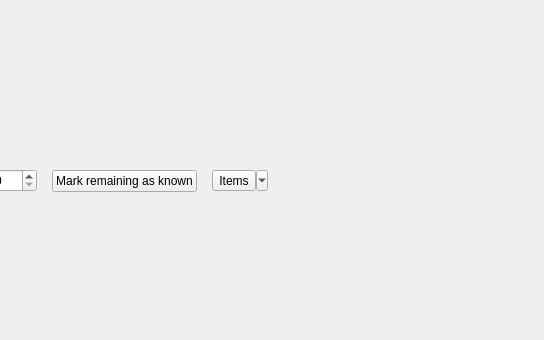
t123/ReadingTool.Python, file qtdesigner/reader.ui: the form before one commit; both pictures show x 175 to 719 and y 0 to 340 of the 719 by 532 pixel window.
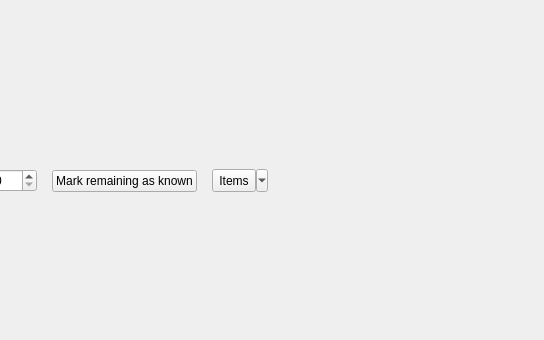
The form after the commit.

The edit to the form file:
```diff
--- a/qtdesigner/reader.ui
+++ b/qtdesigner/reader.ui
@@ -42,6 +42,12 @@
      </property>
      <item row="0" column="3">
       <widget class="QToolButton" name="tbItems">
+       <property name="minimumSize">
+        <size>
+         <width>0</width>
+         <height>23</height>
+        </size>
+       </property>
        <property name="text">
         <string>Items</string>
        </property>
```
